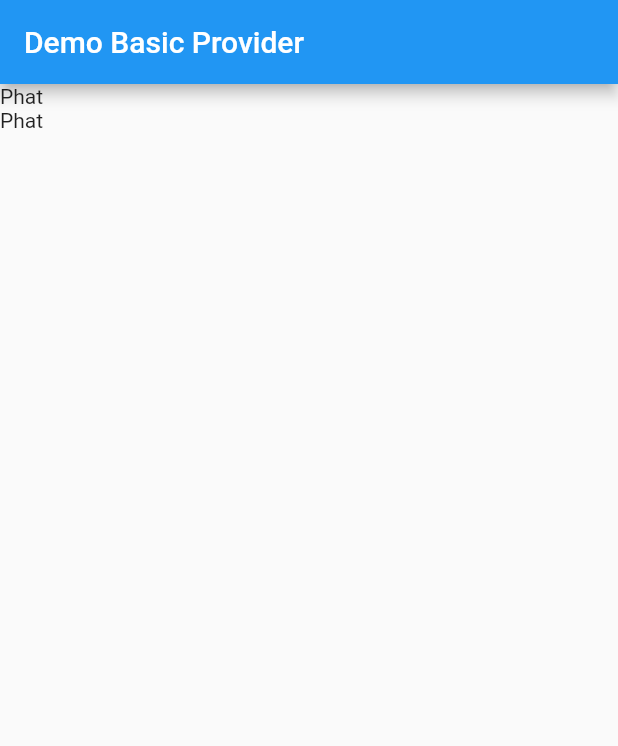
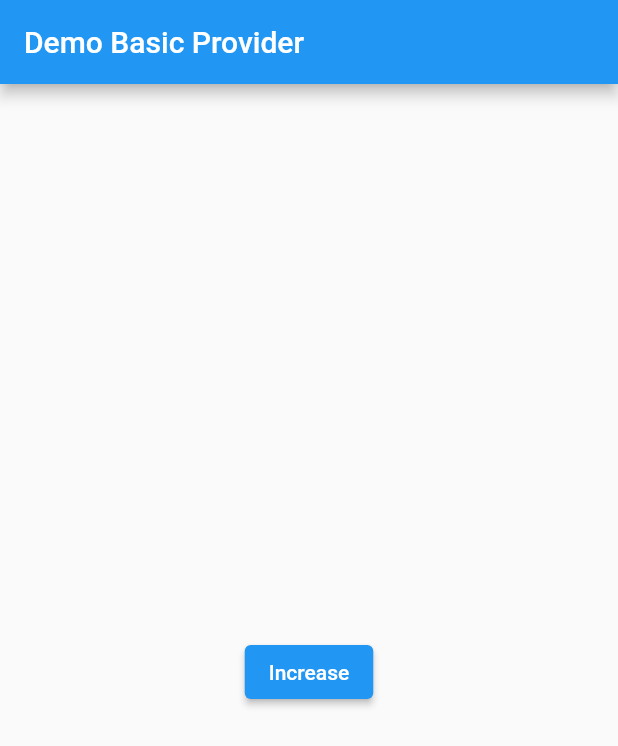
Before and after one commit to phamtanphat/flutter_provider_29112021, a Flutter app: the screen it shows after launch, on a phone screen of 412 x 824 dp. Shown: the top 746 px of the screen. Run offline on Flutter 3.47's test engine with Material 2 defaults, Android fonts, the phone set to English and light mode, and no system bars.

Commit message:
ui changenotifier

```diff
--- /dev/null
+++ b/lib/demo_changenotifier_provider.dart
@@ -0,0 +1,51 @@
+import 'package:flutter/material.dart';
+
+class DemoChangeNotifier extends StatefulWidget {
+
+  @override
+  _DemoChangeNotifierState createState() => _DemoChangeNotifierState();
+}
+
+class _DemoChangeNotifierState extends State<DemoChangeNotifier> {
+  @override
+  Widget build(BuildContext context) {
+    return Scaffold(
+      appBar: AppBar(
+        title: Text("Demo Basic Provider"),
+      ),
+      body: Container(
+        constraints: BoxConstraints.expand(),
+        child: Column(
+          mainAxisAlignment: MainAxisAlignment.center,
+          crossAxisAlignment: CrossAxisAlignment.center,
+          children: [
+            TextWidget(),
+            ButtonWidget()
+          ],
+        ),
+      ),
+    );
+  }
+}
+
+class TextWidget extends StatelessWidget {
+
+  @override
+  Widget build(BuildContext context) {
+    return Text("");
+  }
+}
+
+
+class ButtonWidget extends StatelessWidget {
+
+  @override
+  Widget build(BuildContext context) {
+    return ElevatedButton(
+        onPressed: (){
+
+        },
+        child: Text("Increase")
+    );
+  }
+}
--- a/lib/main.dart
+++ b/lib/main.dart
@@ -1,5 +1,6 @@
 import 'package:flutter/material.dart';
 import 'package:flutter_provider_29112021/demo_basic_provider.dart';
+import 'package:flutter_provider_29112021/demo_changenotifier_provider.dart';
 
 void main() {
   runApp(MyApp());
@@ -14,7 +15,7 @@ class MyApp extends StatelessWidget {
       theme: ThemeData(
         primarySwatch: Colors.blue,
       ),
-      home: DemoBasicProvider(),
+      home: DemoChangeNotifier(),
     );
   }
 }
```
